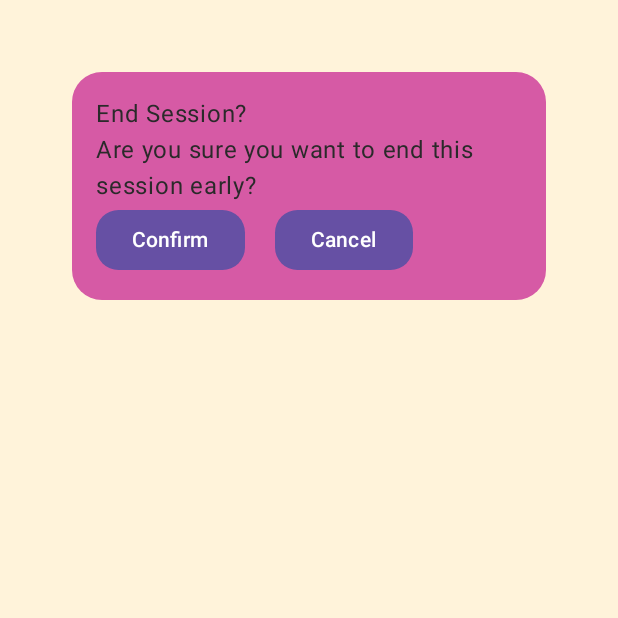
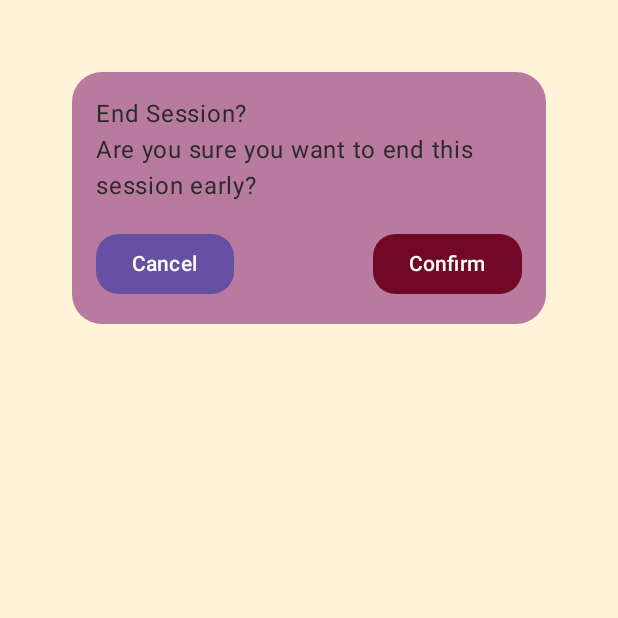
Before and after one commit to StuddyyBuddyy/StuddyBuddy, an Android app built with Jetpack Compose: the composable EndSessionDialogFail shown on its own in the app's theme, on a phone screen of 412 x 824 dp, the top half of it. Run offline under Robolectric (Android 15) with nearby library versions, the phone set to English and light mode, and no system bars.

Commit message:
improved buttons in session dialogs

```diff
--- a/app/src/main/java/appdev/studybuddy/composables/session/Session.kt
+++ b/app/src/main/java/appdev/studybuddy/composables/session/Session.kt
@@ -21,6 +21,7 @@ import androidx.compose.material3.Button
 import androidx.compose.material3.CircularProgressIndicator
 import androidx.compose.material3.Icon
 import androidx.compose.material3.MaterialTheme
+import androidx.compose.material3.OutlinedButton
 import androidx.compose.material3.ProgressIndicatorDefaults
 import androidx.compose.material3.Text
 import androidx.compose.material3.TextButton
--- a/app/src/main/java/appdev/studybuddy/composables/session/SessionDialogBoxes.kt
+++ b/app/src/main/java/appdev/studybuddy/composables/session/SessionDialogBoxes.kt
@@ -26,6 +26,8 @@ import androidx.compose.ui.draw.clip
 import androidx.compose.ui.graphics.ImageBitmap
 import androidx.compose.ui.unit.dp
 import appdev.studybuddy.viewModels.SessionVM
+import androidx.compose.foundation.layout.*
+import androidx.compose.material3.ButtonDefaults
 
 @Composable
 fun EndSessionDialogFail(
@@ -36,15 +38,26 @@ fun EndSessionDialogFail(
         Column(modifier = Modifier.padding(16.dp)) {
             Text("End Session?")
             Text("Are you sure you want to end this session early?")
-            Row {
-                Button(onClick = onConfirm, shape = RoundedCornerShape(15.dp)) {
-                    Text("Confirm")
+
+            Spacer(modifier = Modifier.height(16.dp))
+
+            Row(
+                modifier = Modifier.fillMaxWidth(),
+                horizontalArrangement = Arrangement.SpaceBetween
+            ) {
+                Button(
+                    onClick = onDismiss,
+                    shape = RoundedCornerShape(15.dp)
+                ) {
+                    Text("Cancel")
                 }
 
-                Spacer(modifier = Modifier.padding(10.dp))
-
-                Button(onClick = onDismiss, shape = RoundedCornerShape(15.dp)) {
-                    Text("Cancel")
+                Button(
+                    onClick = onConfirm,
+                    shape = RoundedCornerShape(15.dp),
+                    colors = ButtonDefaults.buttonColors(containerColor = MaterialTheme.colorScheme.error, contentColor =  MaterialTheme.colorScheme.onError),
+                ) {
+                    Text("Confirm")
                 }
             }
         }
@@ -101,6 +114,9 @@ fun DescriptionDialog(
     DialogBox {
         Column(modifier = Modifier.padding(16.dp)) {
             Text("Please Enter Description for this Session!")
+
+            Spacer(modifier = Modifier.height(8.dp))
+
             TextField(
                 modifier = Modifier
                     .fillMaxWidth()
@@ -108,7 +124,27 @@ fun DescriptionDialog(
                 value = text,
                 onValueChange = { text = it }
             )
-            Row(modifier = Modifier.padding(16.dp)) {
+
+            Spacer(modifier = Modifier.height(16.dp))
+
+            Row(
+                modifier = Modifier.fillMaxWidth(),
+                horizontalArrangement = Arrangement.SpaceBetween
+            ) {
+
+                if (dismissable) {
+                    Button(
+                        onClick = onDismiss,
+                        shape = RoundedCornerShape(15.dp),
+                        colors = ButtonDefaults.buttonColors(
+                            containerColor = MaterialTheme.colorScheme.error,
+                            contentColor = MaterialTheme.colorScheme.onError
+                        )
+                    ) {
+                        Text("Dismiss")
+                    }
+                }
+
                 Button(
                     onClick = {
                         onConfirm()
@@ -118,17 +154,9 @@ fun DescriptionDialog(
                 ) {
                     Text("Confirm")
                 }
-
-                if (dismissable) {
-
-                    Spacer(modifier = Modifier.padding(10.dp))
-
-                    Button(onClick = onDismiss, shape = RoundedCornerShape(15.dp)) {
-                        Text("Dismiss")
-                    }
-                }
             }
         }
+
     }
 }
 
--- a/app/src/main/java/appdev/studybuddy/ui/theme/Color.kt
+++ b/app/src/main/java/appdev/studybuddy/ui/theme/Color.kt
@@ -5,7 +5,7 @@ import androidx.compose.ui.graphics.Color
 val Purple80 = Color(0xFFD0BCFF)
 val PurpleBackground = Color(0xFFCCC2DC)
 val PurpleBackground2 = Color(0xFFA372ED)
-val Pink80 = Color(0xFFCE569F)
+val Pink80 = Color(0xFFCE69A6)
 
 val Purple40 = Color(0xFF6650a4)
 val Pink40 = Color(0xFFA02A71)
@@ -15,7 +15,8 @@ val PurpleDarkText = Color(0xFF332166)
 
 val Beige = Color(0xFFFFF3DA)
 val DarkGrey = Color(0xFF2a2a2a)
-val Pink = Color(0xFFD65AA5)
+val Pink = Color(0xFFD168A7)
+val LightPink = Color(0xFFB87B9F)
 val Grey = Color(0xFF4c454c)
 
 val logOutRed = Color(0xFF710827)
--- a/app/src/main/java/appdev/studybuddy/ui/theme/Theme.kt
+++ b/app/src/main/java/appdev/studybuddy/ui/theme/Theme.kt
@@ -55,7 +55,7 @@ private val LightColorScheme = lightColorScheme(
 
     primaryContainer = PurpleBackground2,
     onPrimaryContainer = Color.White,
-    secondaryContainer = Pink,
+    secondaryContainer = LightPink,
     onSecondaryContainer = DarkGrey,
     tertiaryContainer = Grey,
     onTertiaryContainer = Beige,
```
